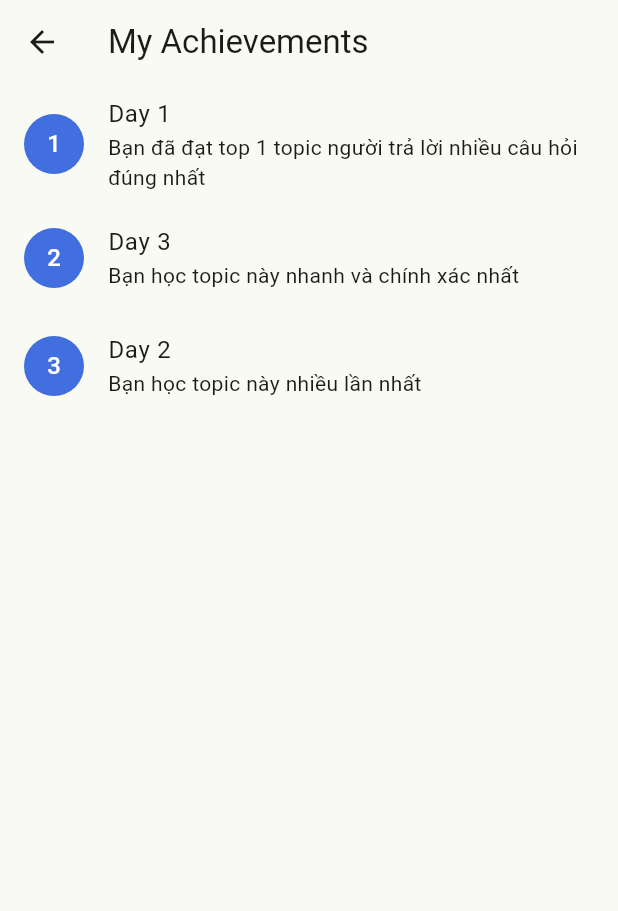
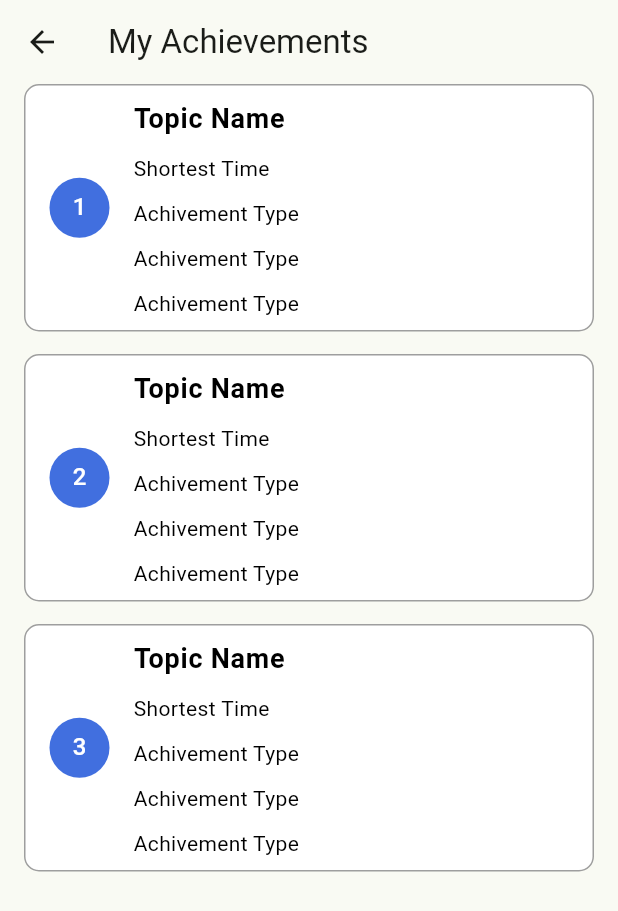
Before and after one commit to thinhisme1123/finalproMobleApp, a Flutter app: the ProfileScreen screen opened by its route, after a tap on "Achievement", on a phone screen of 412 x 824 dp. Shown: the top 911 px of the screen. Run offline on Flutter 3.47's test engine with Material 3 defaults, Android fonts, the phone set to English and light mode, and no system bars; our stand-ins replace cloud_firestore, csv, file_picker, firebase_auth, firebase_core, flip_card and 7 more; accounts and stored records are empty.

Commit message:
Done create UI achievement

```diff
--- a/lib/screens/achiement_screen.dart
+++ b/lib/screens/achiement_screen.dart
@@ -11,18 +11,89 @@ class AchievementScreen extends StatelessWidget {
       appBar: AppBar(
         title: Text('My Achievements'),
       ),
-      body: ListView.builder(
+      body: Padding(
+        padding: const EdgeInsets.only(right: 16,left: 16),
+        child: ListView.builder(
           itemCount: userAchievements.length,
           itemBuilder: (context, index) {
             final achievement = userAchievements[index];
-          return ListTile(
+            return Column(
+              crossAxisAlignment: CrossAxisAlignment.start,
+              children: [
+                Container(
+                  decoration: BoxDecoration(
+                    color: Colors.white,
+                    border: Border.all(
+                      color: Colors.grey, // Màu viền
+                      width: 1.0, // Độ rộng của viền
+                    ),
+                    borderRadius:
+                        BorderRadius.circular(10.0), // Góc bo tròn của viền
+                  ),
+                  child: ListTile(
+                    title: Text(
+                      'Topic Name',
+                      style: TextStyle(
+                        fontSize: 18, // Adjust the font size as needed
+                        fontWeight: FontWeight.bold, // Apply bold font weight
+                        color: Colors.black, // Change the text color
+                      ),
+                    ),
                     leading: CircleAvatar(
                       child: Text('${index + 1}'),
                     ),
-            title: Text(achievement.nameTopic),
-            subtitle: Text(achievement.description),
+                    subtitle: Column(
+                      crossAxisAlignment: CrossAxisAlignment.start,
+                      children: [
+                        SizedBox(
+                          height: 10,
+                        ),
+                        Text(
+                          'Shortest Time',
+                          style: TextStyle(
+                            fontSize: 14,
+                            color: Colors.black,
+                          ),
+                        ),
+                        SizedBox(
+                          height: 10,
+                        ),
+                        Text(
+                          'Achivement Type',
+                          style: TextStyle(
+                            fontSize: 14,
+                            color: Colors.black,
+                          ),
+                        ),
+                        SizedBox(
+                          height: 10,
+                        ),
+                        Text(
+                          'Achivement Type',
+                          style: TextStyle(
+                            fontSize: 14,
+                            color: Colors.black,
+                          ),
+                        ),
+                        SizedBox(
+                          height: 10,
+                        ),
+                        Text(
+                          'Achivement Type',
+                          style: TextStyle(
+                            fontSize: 14,
+                            color: Colors.black,
+                          ),
+                        ),
+                      ],
+                    ),
+                  ),
+                ),
+                SizedBox(height: 15,)
+              ],
             );
           },
+        ),
       ),
     );
   }
--- a/lib/screens/profile_screen.dart
+++ b/lib/screens/profile_screen.dart
@@ -216,10 +216,6 @@ class _ProfileScreenState extends State<ProfileScreen> {
 
                     Get.to(AchievementScreen(userAchievements: fakeAchievements));
                   }),
-              ProfileMenuWidget(
-                  title: "User Management",
-                  icon: LineAwesomeIcons.user_check,
-                  onPress: () {}),
               const Divider(),
               const SizedBox(height: 10),
               ProfileMenuWidget(
```
Lines whose indentation alone changed are shown as unchanged.
